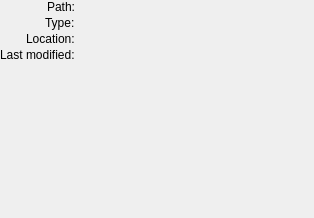
This is resources/ui/configure/resource.ui in prymatex/prymatex as Qt 5 draws it before an edit. The edited form follows.
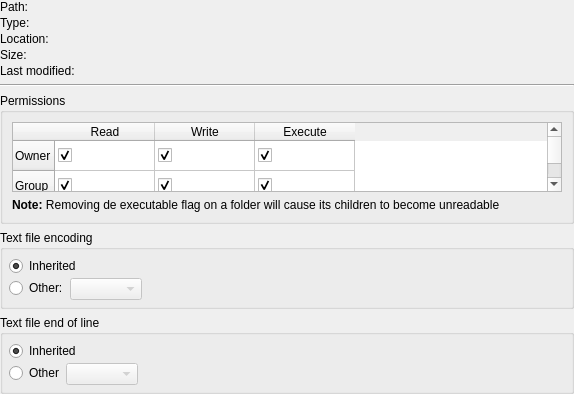
This is the edited form.

```diff
--- a/resources/ui/configure/resource.ui
+++ b/resources/ui/configure/resource.ui
@@ -6,8 +6,8 @@
    <rect>
     <x>0</x>
     <y>0</y>
-    <width>314</width>
-    <height>218</height>
+    <width>574</width>
+    <height>392</height>
    </rect>
   </property>
   <property name="windowTitle">
@@ -15,7 +15,7 @@
   </property>
   <layout class="QVBoxLayout" name="_2">
    <property name="spacing">
-    <number>2</number>
+    <number>6</number>
    </property>
    <property name="margin">
     <number>0</number>
@@ -23,11 +23,14 @@
    <item>
     <layout class="QFormLayout" name="formLayout">
      <property name="labelAlignment">
-      <set>Qt::AlignRight|Qt::AlignTrailing|Qt::AlignVCenter</set>
+      <set>Qt::AlignLeading|Qt::AlignLeft|Qt::AlignVCenter</set>
      </property>
      <property name="horizontalSpacing">
       <number>2</number>
      </property>
+     <property name="verticalSpacing">
+      <number>2</number>
+     </property>
      <item row="0" column="0">
       <widget class="QLabel" name="labelPath">
        <property name="text">
@@ -49,7 +52,7 @@
        </property>
       </widget>
      </item>
-     <item row="3" column="0">
+     <item row="4" column="0">
       <widget class="QLabel" name="labelLastModified">
        <property name="text">
         <string>Last modified:</string>
@@ -77,15 +80,246 @@
        </property>
       </widget>
      </item>
-     <item row="3" column="1">
+     <item row="4" column="1">
       <widget class="QLabel" name="textLabelLastModified">
        <property name="text">
         <string/>
        </property>
       </widget>
      </item>
+     <item row="3" column="0">
+      <widget class="QLabel" name="labelSize">
+       <property name="text">
+        <string>Size:</string>
+       </property>
+      </widget>
+     </item>
+     <item row="3" column="1">
+      <widget class="QLabel" name="textLabelSize">
+       <property name="text">
+        <string/>
+       </property>
+      </widget>
+     </item>
     </layout>
    </item>
+   <item>
+    <widget class="Line" name="line">
+     <property name="orientation">
+      <enum>Qt::Horizontal</enum>
+     </property>
+    </widget>
+   </item>
+   <item>
+    <widget class="QGroupBox" name="groupBox_3">
+     <property name="title">
+      <string>Permissions</string>
+     </property>
+     <layout class="QVBoxLayout" name="verticalLayout_2">
+      <item>
+       <widget class="QTableWidget" name="tableWidgetPermissions">
+        <row>
+         <property name="text">
+          <string>Owner</string>
+         </property>
+        </row>
+        <row>
+         <property name="text">
+          <string>Group</string>
+         </property>
+        </row>
+        <row>
+         <property name="text">
+          <string>Other</string>
+         </property>
+        </row>
+        <column>
+         <property name="text">
+          <string>Read</string>
+         </property>
+        </column>
+        <column>
+         <property name="text">
+          <string>Write</string>
+         </property>
+        </column>
+        <column>
+         <property name="text">
+          <string>Execute</string>
+         </property>
+        </column>
+        <item row="0" column="0">
+         <property name="text">
+          <string/>
+         </property>
+         <property name="checkState">
+          <enum>Checked</enum>
+         </property>
+        </item>
+        <item row="0" column="1">
+         <property name="textAlignment">
+          <set>AlignHCenter|AlignVCenter|AlignCenter</set>
+         </property>
+         <property name="checkState">
+          <enum>Checked</enum>
+         </property>
+        </item>
+        <item row="0" column="2">
+         <property name="checkState">
+          <enum>Checked</enum>
+         </property>
+        </item>
+        <item row="1" column="0">
+         <property name="text">
+          <string/>
+         </property>
+         <property name="checkState">
+          <enum>Checked</enum>
+         </property>
+        </item>
+        <item row="1" column="1">
+         <property name="checkState">
+          <enum>Checked</enum>
+         </property>
+        </item>
+        <item row="1" column="2">
+         <property name="checkState">
+          <enum>Checked</enum>
+         </property>
+        </item>
+        <item row="2" column="0">
+         <property name="text">
+          <string/>
+         </property>
+         <property name="checkState">
+          <enum>Checked</enum>
+         </property>
+        </item>
+        <item row="2" column="1">
+         <property name="checkState">
+          <enum>Checked</enum>
+         </property>
+        </item>
+        <item row="2" column="2">
+         <property name="checkState">
+          <enum>Checked</enum>
+         </property>
+        </item>
+       </widget>
+      </item>
+      <item>
+       <widget class="QLabel" name="label">
+        <property name="text">
+         <string>&lt;html&gt;&lt;head/&gt;&lt;body&gt;&lt;p&gt;&lt;span style=&quot; font-weight:600;&quot;&gt;Note:&lt;/span&gt; Removing de executable flag on a folder will cause its children to become unreadable&lt;/p&gt;&lt;/body&gt;&lt;/html&gt;</string>
+        </property>
+       </widget>
+      </item>
+     </layout>
+    </widget>
+   </item>
+   <item>
+    <widget class="QGroupBox" name="groupBox">
+     <property name="title">
+      <string>Text file encoding</string>
+     </property>
+     <layout class="QFormLayout" name="formLayout_2">
+      <property name="fieldGrowthPolicy">
+       <enum>QFormLayout::ExpandingFieldsGrow</enum>
+      </property>
+      <property name="horizontalSpacing">
+       <number>2</number>
+      </property>
+      <property name="verticalSpacing">
+       <number>2</number>
+      </property>
+      <property name="margin">
+       <number>6</number>
+      </property>
+      <item row="0" column="0" colspan="2">
+       <widget class="QRadioButton" name="radioButton">
+        <property name="text">
+         <string>Inherited</string>
+        </property>
+        <property name="checked">
+         <bool>true</bool>
+        </property>
+       </widget>
+      </item>
+      <item row="1" column="0">
+       <widget class="QRadioButton" name="radioButton_2">
+        <property name="text">
+         <string>Other:</string>
+        </property>
+       </widget>
+      </item>
+      <item row="1" column="1">
+       <widget class="QComboBox" name="comboBoxEncoding">
+        <property name="enabled">
+         <bool>false</bool>
+        </property>
+       </widget>
+      </item>
+     </layout>
+    </widget>
+   </item>
+   <item>
+    <widget class="QGroupBox" name="groupBox_2">
+     <property name="title">
+      <string>Text file end of line</string>
+     </property>
+     <layout class="QFormLayout" name="formLayout_3">
+      <property name="fieldGrowthPolicy">
+       <enum>QFormLayout::ExpandingFieldsGrow</enum>
+      </property>
+      <property name="horizontalSpacing">
+       <number>2</number>
+      </property>
+      <property name="verticalSpacing">
+       <number>2</number>
+      </property>
+      <property name="margin">
+       <number>6</number>
+      </property>
+      <item row="1" column="1">
+       <widget class="QComboBox" name="comboBoxEndOfLine_2">
+        <property name="enabled">
+         <bool>false</bool>
+        </property>
+       </widget>
+      </item>
+      <item row="1" column="0">
+       <widget class="QRadioButton" name="radioButton_4">
+        <property name="text">
+         <string>Other</string>
+        </property>
+       </widget>
+      </item>
+      <item row="0" column="0" colspan="2">
+       <widget class="QRadioButton" name="radioButton_3">
+        <property name="text">
+         <string>Inherited</string>
+        </property>
+        <property name="checked">
+         <bool>true</bool>
+        </property>
+       </widget>
+      </item>
+     </layout>
+    </widget>
+   </item>
+   <item>
+    <spacer name="verticalSpacer">
+     <property name="orientation">
+      <enum>Qt::Vertical</enum>
+     </property>
+     <property name="sizeHint" stdset="0">
+      <size>
+       <width>20</width>
+       <height>30</height>
+      </size>
+     </property>
+    </spacer>
+   </item>
   </layout>
  </widget>
  <resources/>
```
Left out of the diff: 2 changed lines with no effect on the pictures.
